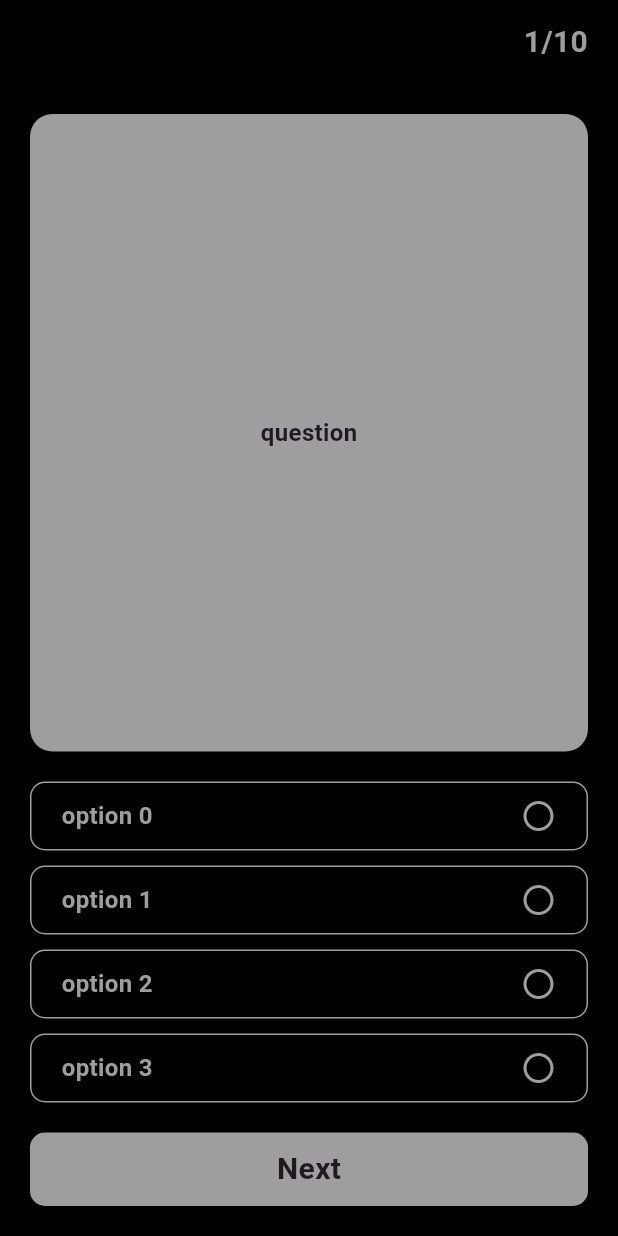
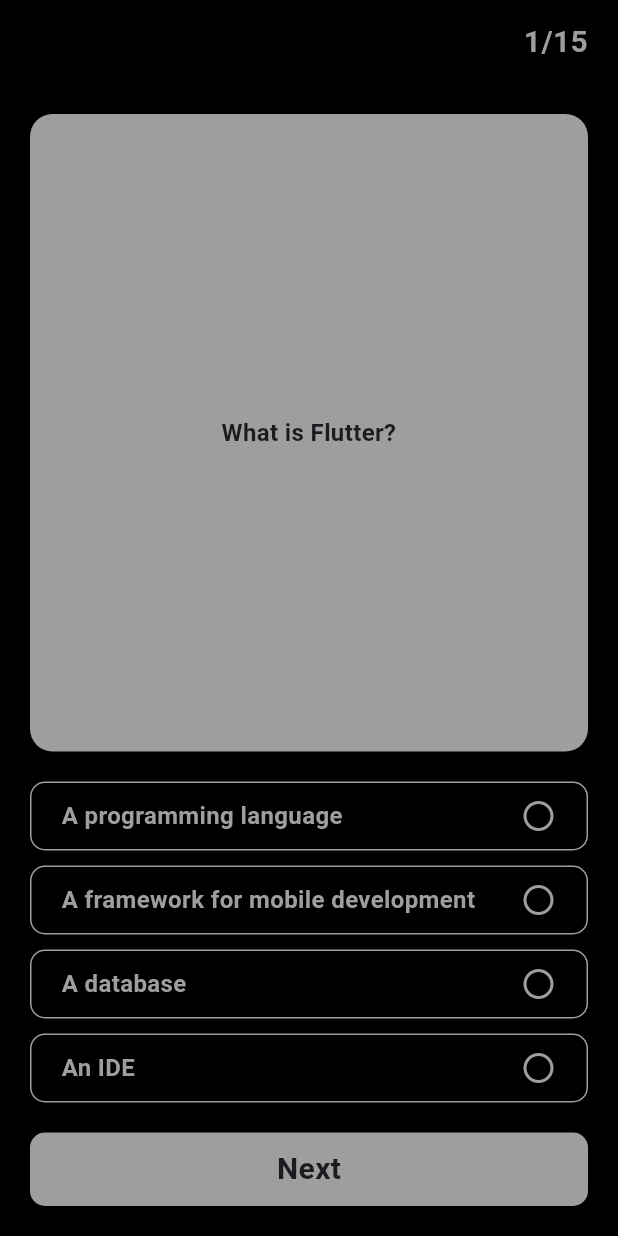
Before and after one commit to shihabLuminar/quiz_app_dec_24, a Flutter app: the screen it shows after launch, on a phone screen of 412 x 824 dp. Run offline on Flutter 3.47's test engine with Material 3 defaults, Android fonts, the phone set to English and light mode, and no system bars.

Commit message:
conditions applies to question screen

```diff
--- a/analysis_options.yaml
+++ b/analysis_options.yaml
@@ -7,7 +7,7 @@
 
 # The following line activates a set of recommended lints for Flutter apps,
 # packages, and plugins designed to encourage good coding practices.
-include: package:flutter_lints/flutter.yaml
+# include: package:flutter_lints/flutter.yaml
 
 linter:
   # The lint rules applied to this project can be customized in the
--- a/lib/dummydb.dart
+++ b/lib/dummydb.dart
@@ -1,7 +1,7 @@
 import 'package:quiz_app_dec/model/questions_model.dart';
 
 class Dummydb {
-  List<QuestionsModel> questions = [
+  static List<QuestionsModel> questions = [
     QuestionsModel(
       question: "What is Flutter?",
       options: [
--- a/lib/main.dart
+++ b/lib/main.dart
@@ -10,6 +10,6 @@
 
   @override
   Widget build(BuildContext context) {
-    return MaterialApp(home: SplashScreen());
+    return MaterialApp(debugShowCheckedModeBanner: false, home: SplashScreen());
   }
 }
--- a/lib/view/quiz_screen/quiz_screen.dart
+++ b/lib/view/quiz_screen/quiz_screen.dart
@@ -1,4 +1,6 @@
 import 'package:flutter/material.dart';
+import 'package:quiz_app_dec/dummydb.dart';
+import 'package:quiz_app_dec/view/results_screen/result_screen.dart';
 
 class QuizScreen extends StatefulWidget {
   const QuizScreen({super.key});
@@ -8,6 +10,8 @@
 }
 
 class _QuizScreenState extends State<QuizScreen> {
+  int questinIndex = 0;
+  int? clickedIndex;
   @override
   Widget build(BuildContext context) {
     return Scaffold(
@@ -18,7 +22,7 @@
             Padding(
               padding: const EdgeInsets.symmetric(horizontal: 20.0),
               child: Text(
-                "1/10",
+                "${questinIndex + 1}/${Dummydb.questions.length}",
                 style: TextStyle(
                     color: Colors.grey,
                     fontWeight: FontWeight.bold,
@@ -36,13 +40,15 @@
               children: [
                 Expanded(
                   child: Container(
+                    padding: EdgeInsets.all(10),
                     decoration: BoxDecoration(
                       color: Colors.grey,
                       borderRadius: BorderRadius.circular(15),
                     ),
                     alignment: Alignment.center,
                     child: Text(
-                      "question",
+                      textAlign: TextAlign.center,
+                      Dummydb.questions[questinIndex].question,
                       style:
                           TextStyle(fontWeight: FontWeight.bold, fontSize: 16),
                     ),
@@ -52,8 +58,16 @@
                   spacing: 10,
                   children: List.generate(
                     4,
-                    (index) => Container(
+                    (optionIndex) => InkWell(
+                      onTap: () {
+                        if (clickedIndex == null) {
+                          clickedIndex = optionIndex;
+                          setState(() {});
+                        }
+                      },
+                      child: Container(
                         decoration: BoxDecoration(
+                          color: _buildOptionColor(optionIndex),
                           border: Border.all(color: Colors.grey),
                           borderRadius: BorderRadius.circular(10),
                         ),
@@ -62,12 +76,20 @@
                         child: Row(
                           mainAxisAlignment: MainAxisAlignment.spaceBetween,
                           children: [
-                          Text(
-                            "option $index",
+                            Expanded(
+                              child: Text(
+                                Dummydb.questions[questinIndex]
+                                    .options[optionIndex],
                                 style: TextStyle(
-                                color: Colors.grey,
+                                    color: (clickedIndex != null &&
+                                            Dummydb.questions[questinIndex]
+                                                    .answerIndex ==
+                                                optionIndex)
+                                        ? Colors.black
+                                        : Colors.grey,
                                     fontSize: 16,
                                     fontWeight: FontWeight.bold),
+                              ),
                             ),
                             Icon(
                               Icons.circle_outlined,
@@ -78,7 +100,23 @@
                       ),
                     ),
                   ),
-                Container(
+                ),
+                InkWell(
+                  onTap: () {
+                    setState(() {
+                      if (questinIndex < Dummydb.questions.length - 1) {
+                        questinIndex++;
+                        clickedIndex = null;
+                      } else {
+                        Navigator.pushReplacement(
+                            context,
+                            MaterialPageRoute(
+                              builder: (context) => ResultScreen(),
+                            ));
+                      }
+                    });
+                  },
+                  child: Container(
                     padding: EdgeInsets.symmetric(vertical: 10),
                     decoration: BoxDecoration(
                       color: Colors.grey,
@@ -87,7 +125,9 @@
                     alignment: Alignment.center,
                     child: Text(
                       "Next",
-                    style: TextStyle(fontWeight: FontWeight.bold, fontSize: 20),
+                      style:
+                          TextStyle(fontWeight: FontWeight.bold, fontSize: 20),
+                    ),
                   ),
                 ),
               ],
@@ -95,4 +135,29 @@
           ),
         ));
   }
+
+  Color? _buildOptionColor(int optionIndex) {
+    if (clickedIndex != null) {
+      if (Dummydb.questions[questinIndex].answerIndex == optionIndex) {
+        return Colors.green;
       }
+    }
+
+    if (clickedIndex == optionIndex) {
+      if (clickedIndex == Dummydb.questions[questinIndex].answerIndex) {
+        return Colors.green;
+      } else {
+        return Colors.red;
+      }
+    }
+    return null;
+  }
+}
+
+// clicked index = 1
+// ans = 1
+
+//0
+// 1
+// 2
+// 3
```
Also changed, not shown: lib/view/results_screen/result_screen.dart (+14 -0 lines). Lines whose indentation alone changed are shown as unchanged.
